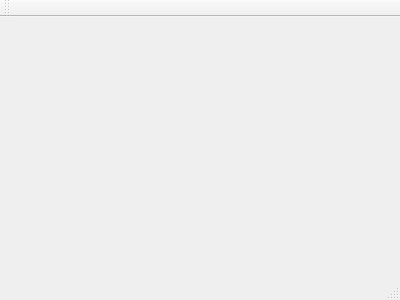
First picture: the form in PKMN-Trainer/mainwindow.ui, repository GigaNova/PKMN-Trainer, before the edit.
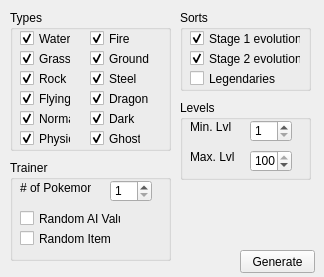
Second picture: the form after the edit.

```diff
--- a/PKMN-Trainer/mainwindow.ui
+++ b/PKMN-Trainer/mainwindow.ui
@@ -1,24 +1,445 @@
 <ui version="4.0">
  <class>MainWindow</class>
- <widget class="QMainWindow" name="MainWindow" >
-  <property name="geometry" >
+ <widget class="QMainWindow" name="MainWindow">
+  <property name="geometry">
    <rect>
     <x>0</x>
     <y>0</y>
-    <width>400</width>
-    <height>300</height>
+    <width>324</width>
+    <height>277</height>
    </rect>
   </property>
   <property name="windowTitle" >
    <string>MainWindow</string>
   </property>
-  <widget class="QMenuBar" name="menuBar" />
-  <widget class="QToolBar" name="mainToolBar" />
-  <widget class="QWidget" name="centralWidget" />
-  <widget class="QStatusBar" name="statusBar" />
+  <widget class="QWidget" name="centralWidget">
+   <widget class="QGroupBox" name="groupBox">
+    <property name="geometry">
+     <rect>
+      <x>10</x>
+      <y>10</y>
+      <width>161</width>
+      <height>141</height>
+     </rect>
+    </property>
+    <property name="title">
+     <string>Types</string>
+    </property>
+    <widget class="QCheckBox" name="checkBox_2">
+     <property name="geometry">
+      <rect>
+       <x>80</x>
+       <y>20</y>
+       <width>41</width>
+       <height>17</height>
+      </rect>
+     </property>
+     <property name="text">
+      <string>Fire</string>
+     </property>
+     <property name="checked">
+      <bool>true</bool>
+     </property>
+    </widget>
+    <widget class="QCheckBox" name="checkBox_3">
+     <property name="geometry">
+      <rect>
+       <x>80</x>
+       <y>40</y>
+       <width>61</width>
+       <height>17</height>
+      </rect>
+     </property>
+     <property name="text">
+      <string>Ground</string>
+     </property>
+     <property name="checked">
+      <bool>true</bool>
+     </property>
+    </widget>
+    <widget class="QCheckBox" name="checkBox_4">
+     <property name="geometry">
+      <rect>
+       <x>10</x>
+       <y>40</y>
+       <width>51</width>
+       <height>17</height>
+      </rect>
+     </property>
+     <property name="text">
+      <string>Grass</string>
+     </property>
+     <property name="checked">
+      <bool>true</bool>
+     </property>
+    </widget>
+    <widget class="QCheckBox" name="checkBox_5">
+     <property name="geometry">
+      <rect>
+       <x>10</x>
+       <y>60</y>
+       <width>51</width>
+       <height>17</height>
+      </rect>
+     </property>
+     <property name="text">
+      <string>Rock</string>
+     </property>
+     <property name="checked">
+      <bool>true</bool>
+     </property>
+    </widget>
+    <widget class="QCheckBox" name="checkBox_6">
+     <property name="geometry">
+      <rect>
+       <x>80</x>
+       <y>60</y>
+       <width>61</width>
+       <height>17</height>
+      </rect>
+     </property>
+     <property name="text">
+      <string>Steel</string>
+     </property>
+     <property name="checked">
+      <bool>true</bool>
+     </property>
+    </widget>
+    <widget class="QCheckBox" name="checkBox_7">
+     <property name="geometry">
+      <rect>
+       <x>80</x>
+       <y>80</y>
+       <width>61</width>
+       <height>17</height>
+      </rect>
+     </property>
+     <property name="text">
+      <string>Dragon</string>
+     </property>
+     <property name="checked">
+      <bool>true</bool>
+     </property>
+    </widget>
+    <widget class="QCheckBox" name="checkBox_8">
+     <property name="geometry">
+      <rect>
+       <x>10</x>
+       <y>80</y>
+       <width>51</width>
+       <height>17</height>
+      </rect>
+     </property>
+     <property name="text">
+      <string>Flying</string>
+     </property>
+     <property name="checked">
+      <bool>true</bool>
+     </property>
+    </widget>
+    <widget class="QCheckBox" name="checkBox_9">
+     <property name="geometry">
+      <rect>
+       <x>10</x>
+       <y>100</y>
+       <width>51</width>
+       <height>17</height>
+      </rect>
+     </property>
+     <property name="text">
+      <string>Normal</string>
+     </property>
+     <property name="checked">
+      <bool>true</bool>
+     </property>
+    </widget>
+    <widget class="QCheckBox" name="checkBox_10">
+     <property name="geometry">
+      <rect>
+       <x>80</x>
+       <y>100</y>
+       <width>51</width>
+       <height>17</height>
+      </rect>
+     </property>
+     <property name="text">
+      <string>Dark</string>
+     </property>
+     <property name="checked">
+      <bool>true</bool>
+     </property>
+    </widget>
+    <widget class="QCheckBox" name="checkBox_11">
+     <property name="geometry">
+      <rect>
+       <x>10</x>
+       <y>120</y>
+       <width>51</width>
+       <height>17</height>
+      </rect>
+     </property>
+     <property name="text">
+      <string>Physic</string>
+     </property>
+     <property name="checked">
+      <bool>true</bool>
+     </property>
+    </widget>
+    <widget class="QCheckBox" name="checkBox_12">
+     <property name="geometry">
+      <rect>
+       <x>80</x>
+       <y>120</y>
+       <width>51</width>
+       <height>17</height>
+      </rect>
+     </property>
+     <property name="text">
+      <string>Ghost</string>
+     </property>
+     <property name="checked">
+      <bool>true</bool>
+     </property>
+    </widget>
+    <widget class="QCheckBox" name="checkBox">
+     <property name="geometry">
+      <rect>
+       <x>10</x>
+       <y>20</y>
+       <width>51</width>
+       <height>17</height>
+      </rect>
+     </property>
+     <property name="text">
+      <string>Water</string>
+     </property>
+     <property name="checked">
+      <bool>true</bool>
+     </property>
+    </widget>
+   </widget>
+   <widget class="QGroupBox" name="groupBox_2">
+    <property name="geometry">
+     <rect>
+      <x>180</x>
+      <y>10</y>
+      <width>131</width>
+      <height>81</height>
+     </rect>
+    </property>
+    <property name="title">
+     <string>Sorts</string>
+    </property>
+    <widget class="QCheckBox" name="checkBox_13">
+     <property name="geometry">
+      <rect>
+       <x>10</x>
+       <y>20</y>
+       <width>111</width>
+       <height>17</height>
+      </rect>
+     </property>
+     <property name="text">
+      <string>Stage 1 evolutions</string>
+     </property>
+     <property name="checked">
+      <bool>true</bool>
+     </property>
+    </widget>
+    <widget class="QCheckBox" name="checkBox_14">
+     <property name="geometry">
+      <rect>
+       <x>10</x>
+       <y>40</y>
+       <width>111</width>
+       <height>17</height>
+      </rect>
+     </property>
+     <property name="text">
+      <string>Stage 2 evolutions</string>
+     </property>
+     <property name="checked">
+      <bool>true</bool>
+     </property>
+    </widget>
+    <widget class="QCheckBox" name="checkBox_15">
+     <property name="geometry">
+      <rect>
+       <x>10</x>
+       <y>60</y>
+       <width>111</width>
+       <height>17</height>
+      </rect>
+     </property>
+     <property name="text">
+      <string>Legendaries</string>
+     </property>
+     <property name="checked">
+      <bool>false</bool>
+     </property>
+    </widget>
+   </widget>
+   <widget class="QPushButton" name="pushButton">
+    <property name="geometry">
+     <rect>
+      <x>240</x>
+      <y>250</y>
+      <width>75</width>
+      <height>23</height>
+     </rect>
+    </property>
+    <property name="text">
+     <string>Generate</string>
+    </property>
+   </widget>
+   <widget class="QGroupBox" name="groupBox_3">
+    <property name="geometry">
+     <rect>
+      <x>180</x>
+      <y>100</y>
+      <width>131</width>
+      <height>80</height>
+     </rect>
+    </property>
+    <property name="title">
+     <string>Levels</string>
+    </property>
+    <widget class="QSpinBox" name="spinBox">
+     <property name="geometry">
+      <rect>
+       <x>70</x>
+       <y>20</y>
+       <width>42</width>
+       <height>22</height>
+      </rect>
+     </property>
+     <property name="minimum">
+      <number>1</number>
+     </property>
+     <property name="maximum">
+      <number>100</number>
+     </property>
+     <property name="value">
+      <number>1</number>
+     </property>
+    </widget>
+    <widget class="QSpinBox" name="spinBox_2">
+     <property name="geometry">
+      <rect>
+       <x>70</x>
+       <y>50</y>
+       <width>42</width>
+       <height>22</height>
+      </rect>
+     </property>
+     <property name="minimum">
+      <number>1</number>
+     </property>
+     <property name="maximum">
+      <number>100</number>
+     </property>
+     <property name="value">
+      <number>100</number>
+     </property>
+    </widget>
+    <widget class="QLabel" name="label">
+     <property name="geometry">
+      <rect>
+       <x>10</x>
+       <y>50</y>
+       <width>47</width>
+       <height>13</height>
+      </rect>
+     </property>
+     <property name="text">
+      <string>Max. Lvl</string>
+     </property>
+    </widget>
+    <widget class="QLabel" name="label_2">
+     <property name="geometry">
+      <rect>
+       <x>10</x>
+       <y>20</y>
+       <width>47</width>
+       <height>13</height>
+      </rect>
+     </property>
+     <property name="text">
+      <string>Min. Lvl</string>
+     </property>
+    </widget>
+   </widget>
+   <widget class="QGroupBox" name="groupBox_4">
+    <property name="geometry">
+     <rect>
+      <x>10</x>
+      <y>160</y>
+      <width>161</width>
+      <height>101</height>
+     </rect>
+    </property>
+    <property name="title">
+     <string>Trainer</string>
+    </property>
+    <widget class="QLabel" name="label_3">
+     <property name="geometry">
+      <rect>
+       <x>10</x>
+       <y>20</y>
+       <width>71</width>
+       <height>16</height>
+      </rect>
+     </property>
+     <property name="text">
+      <string># of Pokemon</string>
+     </property>
+    </widget>
+    <widget class="QSpinBox" name="spinBox_3">
+     <property name="geometry">
+      <rect>
+       <x>100</x>
+       <y>20</y>
+       <width>42</width>
+       <height>22</height>
+      </rect>
+     </property>
+     <property name="minimum">
+      <number>1</number>
+     </property>
+     <property name="maximum">
+      <number>6</number>
+     </property>
+    </widget>
+    <widget class="QCheckBox" name="checkBox_16">
+     <property name="geometry">
+      <rect>
+       <x>10</x>
+       <y>50</y>
+       <width>101</width>
+       <height>17</height>
+      </rect>
+     </property>
+     <property name="text">
+      <string>Random AI Value</string>
+     </property>
+    </widget>
+    <widget class="QCheckBox" name="checkBox_17">
+     <property name="geometry">
+      <rect>
+       <x>10</x>
+       <y>70</y>
+       <width>91</width>
+       <height>17</height>
+      </rect>
+     </property>
+     <property name="text">
+      <string>Random Items</string>
+     </property>
+    </widget>
+   </widget>
+  </widget>
  </widget>
- <layoutDefault spacing="6" margin="11" />
- <pixmapfunction></pixmapfunction>
+ <layoutdefault spacing="6" margin="11"/>
  <resources/>
  <connections/>
 </ui>
```
Left out of the diff: 5 changed lines with no effect on the pictures.
